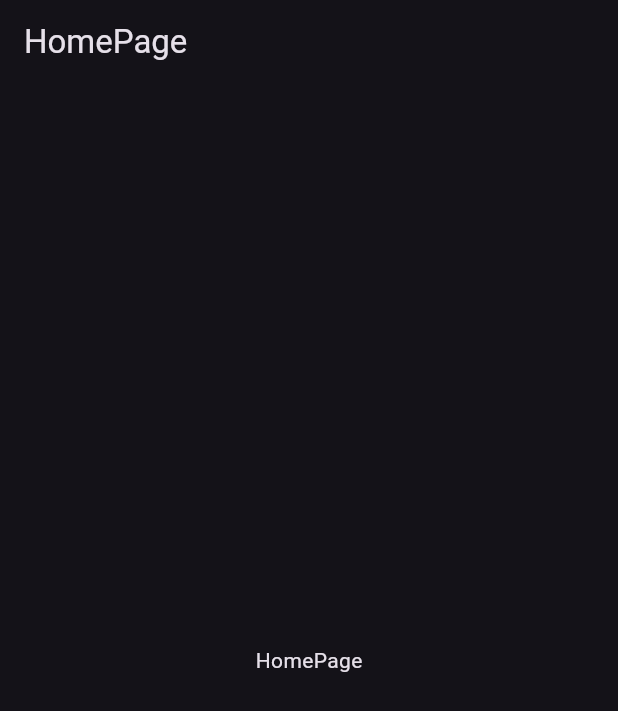
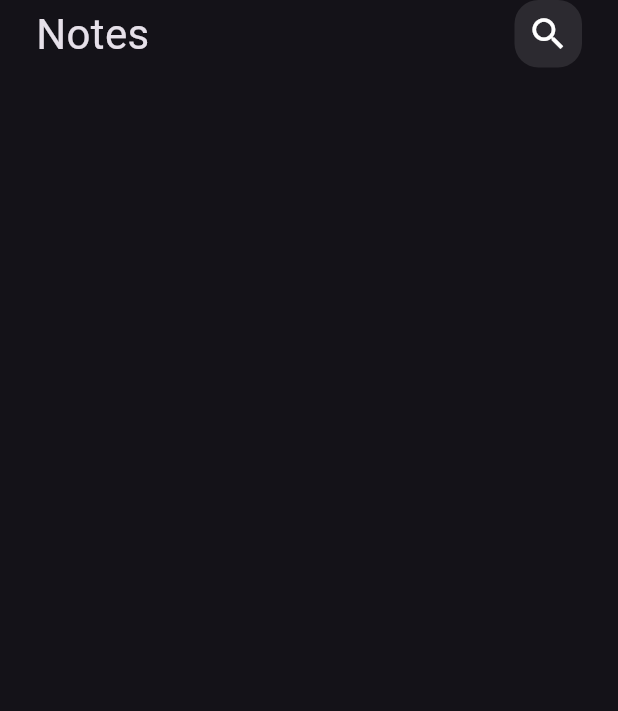
Before and after one commit to mohamed-eid-f/notes, a Flutter app: the screen it shows after launch, on a phone screen of 412 x 824 dp. Shown: the top 711 px of the screen. Run offline on Flutter 3.47's test engine with Material 3 defaults, Android fonts, the phone set to English and light mode, and no system bars.

Commit message:
create appbar

```diff
--- a/lib/pages/home_page.dart
+++ b/lib/pages/home_page.dart
@@ -1,16 +1,13 @@
 import 'package:flutter/material.dart';
+
+import '../widgets/notes_body_widget.dart';
 
 class HomePage extends StatelessWidget {
   const HomePage({super.key});
   @override
   Widget build(BuildContext context) {
-    return Scaffold(
-      appBar: AppBar(
-        title: const Text('HomePage'),
-      ),
-      body: const Center(
-        child: Text('HomePage'),
-      ),
+    return const Scaffold(
+      body: NotesBodyWidget(),
     );
   }
 }
--- /dev/null
+++ b/lib/widgets/custom_appbar_widget.dart
@@ -0,0 +1,23 @@
+import 'package:flutter/material.dart';
+
+import 'custom_search_icon.dart';
+
+class CustomAppbarWidget extends StatelessWidget {
+  const CustomAppbarWidget({super.key});
+
+  @override
+  Widget build(BuildContext context) {
+    return const Row(
+      mainAxisAlignment: MainAxisAlignment.spaceBetween,
+      children: [
+        Text(
+          "Notes",
+          style: TextStyle(
+            fontSize: 28,
+          ),
+        ),
+        CustomSearchIcon(),
+      ],
+    );
+  }
+}
--- /dev/null
+++ b/lib/widgets/custom_search_icon.dart
@@ -0,0 +1,23 @@
+import 'package:flutter/material.dart';
+
+class CustomSearchIcon extends StatelessWidget {
+  const CustomSearchIcon({
+    super.key,
+  });
+
+  @override
+  Widget build(BuildContext context) {
+    return Container(
+      width: 45,
+      height: 45,
+      decoration: BoxDecoration(
+        color: Colors.white10,
+        borderRadius: BorderRadius.circular(16),
+      ),
+      child: const Icon(
+        Icons.search,
+        size: 28,
+      ),
+    );
+  }
+}
--- /dev/null
+++ b/lib/widgets/notes_body_widget.dart
@@ -0,0 +1,23 @@
+import 'package:flutter/material.dart';
+
+import 'custom_appbar_widget.dart';
+
+class NotesBodyWidget extends StatelessWidget {
+  const NotesBodyWidget({
+    super.key,
+  });
+
+  @override
+  Widget build(BuildContext context) {
+    return const SafeArea(
+      child: Padding(
+        padding: EdgeInsets.symmetric(horizontal: 24),
+        child: Column(
+          children: [
+            CustomAppbarWidget(),
+          ],
+        ),
+      ),
+    );
+  }
+}
```
